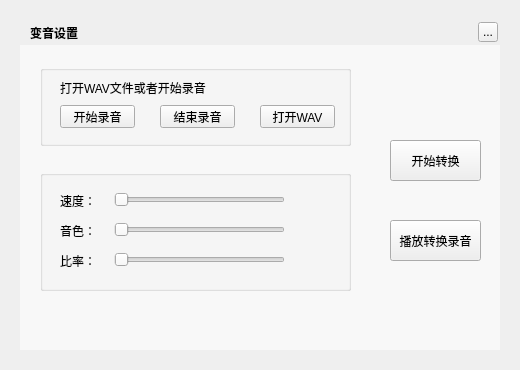
Greedysky/TTKMusicPlayer, file TTKCore/musicUi/musicToolsetswidget/musicsoundtouchwidget.ui: the form before one commit.
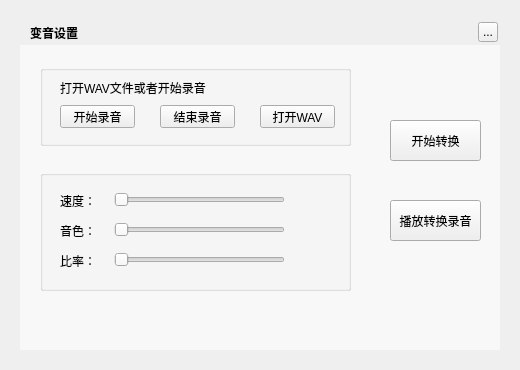
The form after the commit.

```diff
--- a/TTKCore/musicUi/musicToolsetswidget/musicsoundtouchwidget.ui
+++ b/TTKCore/musicUi/musicToolsetswidget/musicsoundtouchwidget.ui
@@ -278,7 +278,7 @@
     <rect>
      <x>40</x>
      <y>300</y>
-     <width>311</width>
+     <width>440</width>
      <height>21</height>
     </rect>
    </property>
@@ -287,7 +287,7 @@
    <property name="geometry">
     <rect>
      <x>390</x>
-     <y>140</y>
+     <y>120</y>
      <width>91</width>
      <height>41</height>
     </rect>
@@ -303,7 +303,7 @@
    <property name="geometry">
     <rect>
      <x>390</x>
-     <y>220</y>
+     <y>200</y>
      <width>91</width>
      <height>41</height>
     </rect>
```
Left out of the diff: 1 changed line with no effect on the pictures.
